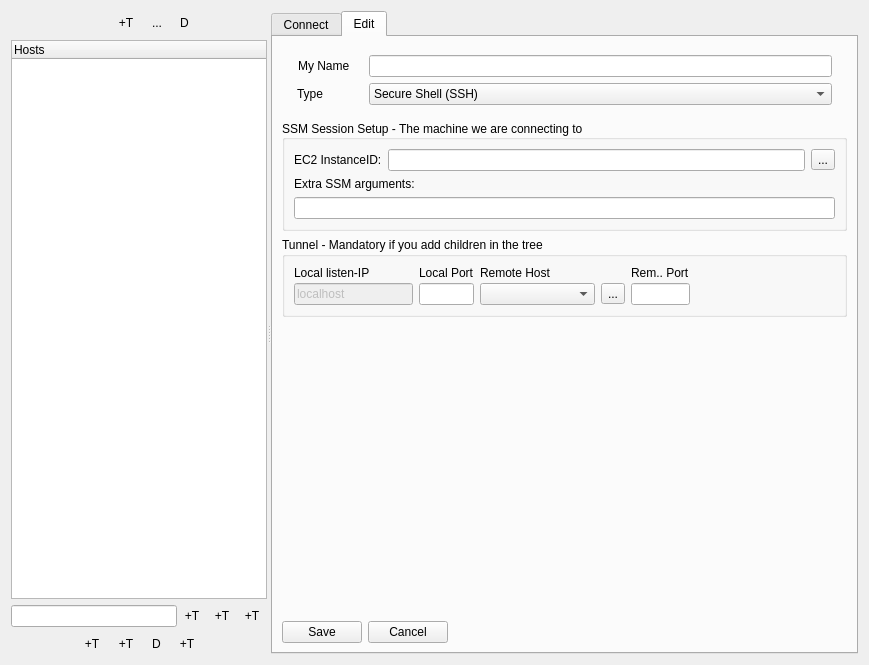
Before: the Qt Designer form DoffenSSHTunnel/source/ATSkeleton.ui in NgzQ3Ee5/DoffenSSHTunnel, drawn with Qt 5.
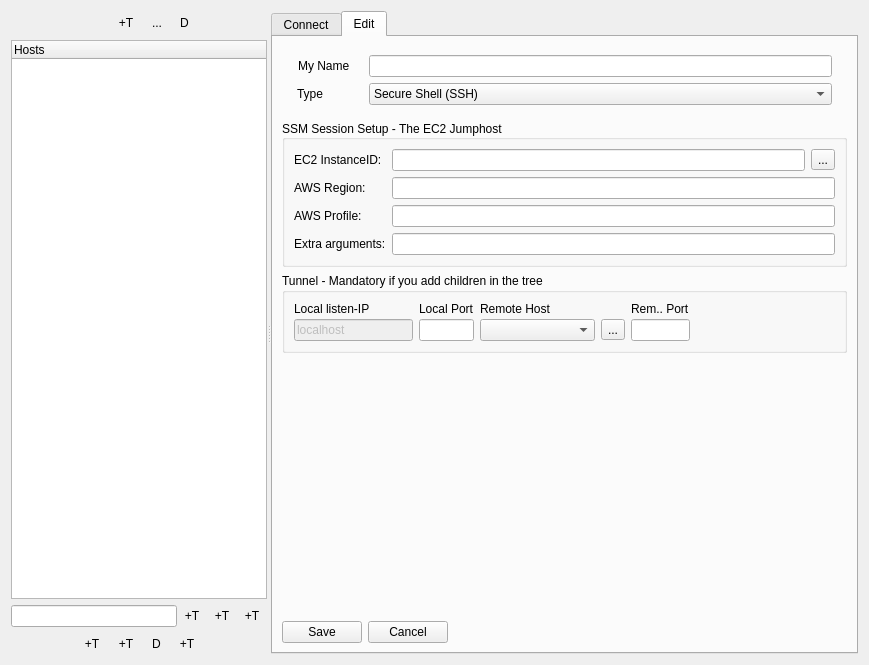
After: the same form once the commit is applied. Icons and pictures are not drawn. Custom widgets are drawn as their Qt base class.

Commit message: Added SSM GUI fields

Patch:
```diff
--- a/DoffenSSHTunnel/source/ATSkeleton.ui
+++ b/DoffenSSHTunnel/source/ATSkeleton.ui
@@ -2355,7 +2355,7 @@
                 <item row="0" column="0">
                  <widget class="QGroupBox" name="groupBoxSSMSettings">
                   <property name="title">
-                   <string>SSM Session Setup - The machine we are connecting to</string>
+                   <string>SSM Session Setup - The EC2 Jumphost</string>
                   </property>
                   <property name="alignment">
                    <set>Qt::AlignmentFlag::AlignLeading|Qt::AlignmentFlag::AlignLeft|Qt::AlignmentFlag::AlignVCenter</set>
@@ -2382,24 +2382,37 @@
                       <property name="bottomMargin">
                        <number>0</number>
                       </property>
-                      <item row="2" column="0">
-                       <widget class="QLabel" name="labelExtraArgumentsSSM">
-                        <property name="toolTip">
-                         <string>&lt;html&gt;&lt;head/&gt;&lt;body&gt;&lt;p&gt;Optional additional AWS SSM parameters&lt;/p&gt;&lt;/body&gt;&lt;/html&gt;</string>
-                        </property>
-                        <property name="text">
-                         <string>Extra SSM arguments:</string>
-                        </property>
-                       </widget>
-                      </item>
-                      <item row="3" column="0">
-                       <widget class="QLineEdit" name="editExtraArgumentsSSM">
-                        <property name="toolTip">
-                         <string>&lt;html&gt;&lt;head/&gt;&lt;body&gt;&lt;p&gt;Optional additional AWS SSM parameters&lt;/p&gt;&lt;/body&gt;&lt;/html&gt;</string>
-                        </property>
-                       </widget>
-                      </item>
                       <item row="1" column="0">
+                       <widget class="QLabel" name="labelEditSSMHost">
+                        <property name="toolTip">
+                         <string>&lt;html&gt;&lt;head/&gt;&lt;body&gt;&lt;p&gt;Variable name: &lt;span style=&quot; font-weight:600;&quot;&gt;${host}&lt;/span&gt;&lt;/p&gt;&lt;p&gt;InstanceID of the EC2 server to connect to&lt;/p&gt;&lt;/body&gt;&lt;/html&gt;</string>
+                        </property>
+                        <property name="text">
+                         <string>EC2 InstanceID:</string>
+                        </property>
+                       </widget>
+                      </item>
+                      <item row="4" column="0">
+                       <widget class="QLabel" name="labelExtraSSMArguments">
+                        <property name="toolTip">
+                         <string>&lt;html&gt;&lt;head/&gt;&lt;body&gt;&lt;p&gt;Optional additional AWS SSM parameters&lt;/p&gt;&lt;/body&gt;&lt;/html&gt;</string>
+                        </property>
+                        <property name="text">
+                         <string>Extra arguments:</string>
+                        </property>
+                       </widget>
+                      </item>
+                      <item row="2" column="0">
+                       <widget class="QLabel" name="labelEditSSMRegion">
+                        <property name="toolTip">
+                         <string>&lt;html&gt;&lt;head/&gt;&lt;body&gt;&lt;p&gt;E.g. eu-north-1, eu-west-1, eu-central-1 etc..&lt;/p&gt;&lt;/body&gt;&lt;/html&gt;</string>
+                        </property>
+                        <property name="text">
+                         <string>AWS Region:</string>
+                        </property>
+                       </widget>
+                      </item>
+                      <item row="1" column="1">
                        <widget class="QWidget" name="widgetEditSSMHost" native="true">
                         <layout class="QHBoxLayout" name="horizontalLayout_17">
                          <property name="leftMargin">
@@ -2414,16 +2427,6 @@
                          <property name="bottomMargin">
                           <number>0</number>
                          </property>
-                         <item>
-                          <widget class="QLabel" name="labelEditSSMHost">
-                           <property name="toolTip">
-                            <string>&lt;html&gt;&lt;head/&gt;&lt;body&gt;&lt;p&gt;Variable name: &lt;span style=&quot; font-weight:600;&quot;&gt;${host}&lt;/span&gt;&lt;/p&gt;&lt;p&gt;InstanceID of the EC2 server to connect to&lt;/p&gt;&lt;/body&gt;&lt;/html&gt;</string>
-                           </property>
-                           <property name="text">
-                            <string>EC2 InstanceID:</string>
-                           </property>
-                          </widget>
-                         </item>
                          <item>
                           <widget class="QStackedWidget" name="stackedWidgetSSMHost">
                            <property name="sizePolicy">
@@ -2510,6 +2513,29 @@
                         </layout>
                        </widget>
                       </item>
+                      <item row="4" column="1">
+                       <widget class="QLineEdit" name="editExtraSSMArguments">
+                        <property name="toolTip">
+                         <string>&lt;html&gt;&lt;head/&gt;&lt;body&gt;&lt;p&gt;Optional additional AWS SSM parameters&lt;/p&gt;&lt;/body&gt;&lt;/html&gt;</string>
+                        </property>
+                       </widget>
+                      </item>
+                      <item row="2" column="1">
+                       <widget class="QLineEdit" name="editSSMRegion"/>
+                      </item>
+                      <item row="3" column="1">
+                       <widget class="QLineEdit" name="editSSMProfile"/>
+                      </item>
+                      <item row="3" column="0">
+                       <widget class="QLabel" name="labelEditSSMProfile">
+                        <property name="toolTip">
+                         <string>&lt;html&gt;&lt;head/&gt;&lt;body&gt;&lt;p&gt;Profile found in C:/Users/&amp;lt;your username/.aws/config&lt;/p&gt;&lt;/body&gt;&lt;/html&gt;</string>
+                        </property>
+                        <property name="text">
+                         <string>AWS Profile:</string>
+                        </property>
+                       </widget>
+                      </item>
                      </layout>
                     </widget>
                    </item>
```
